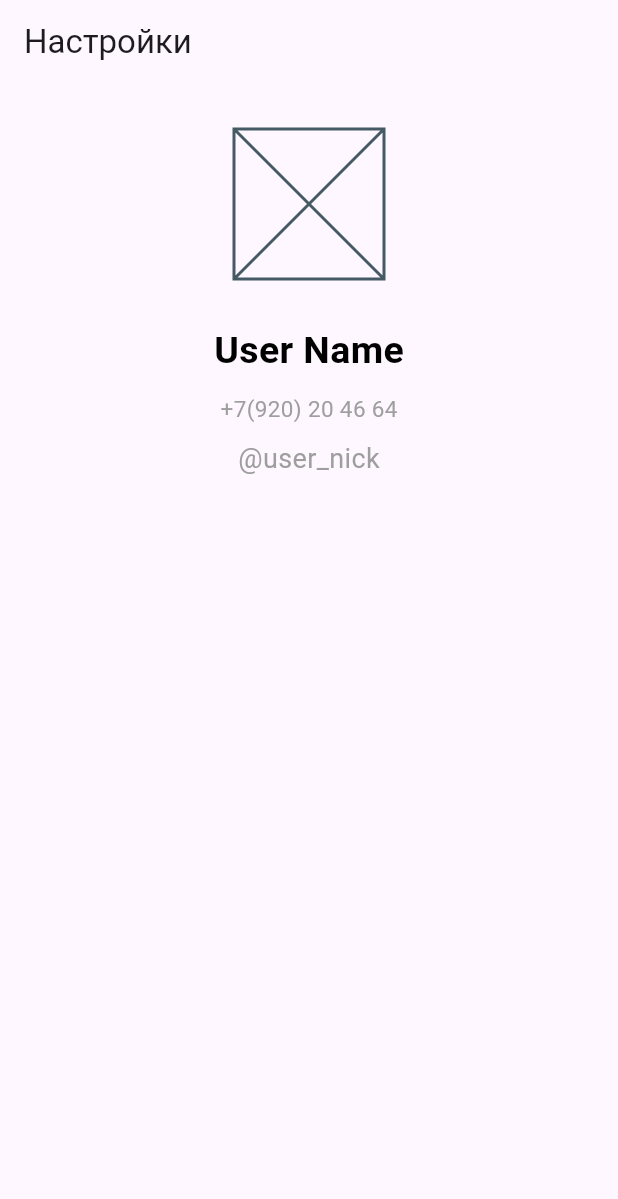
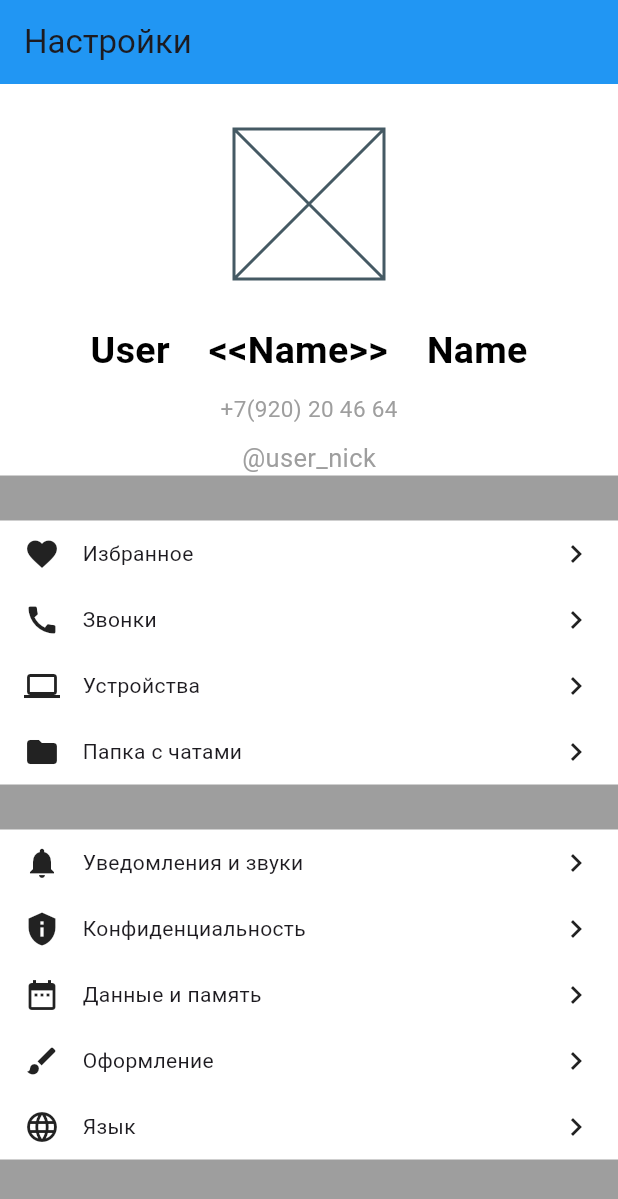
Before and after one commit to anka-ka/first_flutter_app, a Flutter app: the screen it shows after launch, on a phone screen of 412 x 824 dp. Shown: the top 1199 px of the screen. Run offline on Flutter 3.47's test engine with Material 3 defaults, Android fonts, the phone set to English and light mode, and no system bars.

Commit message:
added row, expanded, icon

```diff
--- a/lib/widgets/app.dart
+++ b/lib/widgets/app.dart
@@ -6,6 +6,6 @@ class App extends StatelessWidget {
 
   @override
   Widget build(BuildContext context){
-    return  const MaterialApp(home: UserProfile(),);
+    return  MaterialApp(home: UserProfile(),);
   }
 }
--- a/lib/widgets/user_profile.dart
+++ b/lib/widgets/user_profile.dart
@@ -1,12 +1,29 @@
 import 'package:flutter/material.dart';
 
 class UserProfile extends StatelessWidget{
-  const UserProfile({super.key});
+   List<MenuRowData> firstMenuRaw =[
+    MenuRowData(Icons.favorite,"Избранное"),
+    MenuRowData(Icons.call,"Звонки"),
+    MenuRowData(Icons.computer,"Устройства"),
+    MenuRowData(Icons.folder,"Папка с чатами"),
+
+  ];
+   List<MenuRowData> secondMenuRaw =[
+    MenuRowData(Icons.notifications,"Уведомления и звуки"),
+    MenuRowData(Icons.privacy_tip,"Конфиденциальность"),
+    MenuRowData(Icons.date_range,"Данные и память"),
+    MenuRowData(Icons.brush,"Оформление"),
+    MenuRowData(Icons.language,"Язык"),
+
+  ];
+   UserProfile({super.key});
 
   @override
   Widget build(BuildContext context) {
     return Scaffold(
+      backgroundColor: Colors.grey,
       appBar: AppBar(title: Text('Настройки'),
+      backgroundColor: Colors.blue,
       ),
       body: Container(
         width: double.infinity,
@@ -14,20 +31,84 @@ class UserProfile extends StatelessWidget{
           mainAxisAlignment: MainAxisAlignment.start,
           crossAxisAlignment: CrossAxisAlignment.center,
           children: [
-            SizedBox(
-              height: 30,
+             _UserInfo(),
+              SizedBox(height: 30,),
+              _MenuWidget(menuRaw: firstMenuRaw,),
+              SizedBox(height: 30,),
+              _MenuWidget(menuRaw: secondMenuRaw,),
+          ],
         ),
+      ),
+      );
+  }
+
+}
+
+class _MenuWidget extends StatelessWidget{
+  final List<MenuRowData> menuRaw;
+  const _MenuWidget ({super.key,
+  required this.menuRaw,});
+
+  @override
+  Widget build(BuildContext context) {
+    return Container(
+      color: Colors.white,
+      width: double.infinity,
+      child: Column(
+        children: menuRaw.map((data) => _MenuWidgetRow(data: data)).toList(),
+        ),
+    );
+  }
+}
+
+class MenuRowData{
+  final IconData icon;
+final String text;
+
+MenuRowData(this.icon, this.text);
+}
+
+class _MenuWidgetRow extends StatelessWidget{
+final MenuRowData data;
+const _MenuWidgetRow ({super.key,
+required this.data,});
+
+@override
+  Widget build(BuildContext context) {
+    return   Padding(
+            padding: EdgeInsets.symmetric(horizontal: 16, vertical: 10),
+            child: Row(children: [
+              Icon(data.icon),
+              SizedBox(width: 15,),
+              Expanded (child: Text(data.text)),
+              Icon(Icons.chevron_right),
+            ],),
+          );
+
+  }
+
+}
+
+class _UserInfo extends StatelessWidget{
+  const _UserInfo({super.key});
+
+  @override
+  Widget build(BuildContext context) {
+    return Container(
+      color: Colors.white,
+      width: double.infinity,
+      child: Column(children: [
+         SizedBox(height: 30,),
               _AvatarWidget(),
-              SizedBox(
-              height: 30,
-              ),
+                SizedBox(height: 30,),
               _UserNameWidget(),
               SizedBox(height: 10,),
               _UserPhoneWidget(),
               SizedBox(height: 10,),
               _UserNicknameWidget(),
+
       ],
-        ),
+
       ),
     );
   }
@@ -43,7 +124,7 @@ class _UserNicknameWidget extends StatelessWidget {
   Widget build(BuildContext context) {
     return Text('@user_nick',
      style: TextStyle(color: Colors.grey,
-    fontSize: 18,
+    fontSize: 17,
     ),
     );
   }
@@ -71,7 +152,7 @@ class _UserNameWidget extends StatelessWidget {
 
   @override
   Widget build(BuildContext context) {
-    return Text('User Name',
+    return Text('User    <<Name>>    Name',
     style: TextStyle(color: Colors.black,
     fontSize: 25,
     fontWeight: FontWeight.w600,
```
Lines whose indentation alone changed are shown as unchanged.
